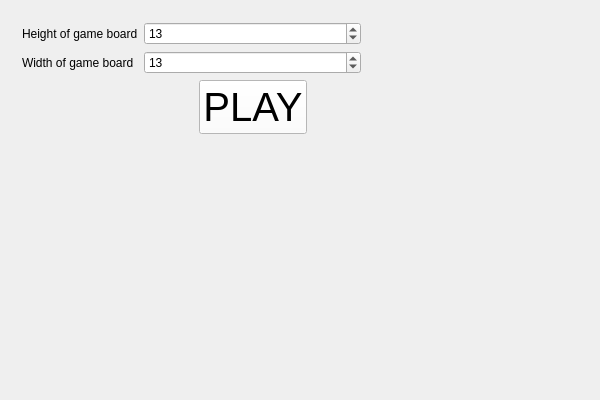
zer0main/battleship, file src/view/MainWindow.ui: the form before one commit.
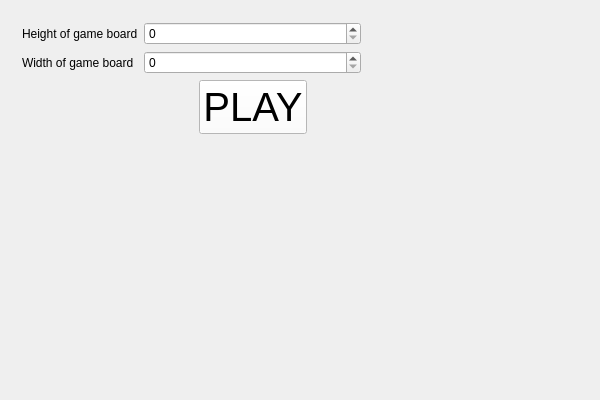
The form after the commit. The open tabs and pages were chosen to show the change.

Commit message:
Operate with QSpinBox from C++ code
Follow the Rule: "No stupid numbers in .ui files"

 - Delete numbers from MainWindow.ui
 - Add MainWindow::configureSpinBox()

```diff
--- a/src/view/MainWindow.ui
+++ b/src/view/MainWindow.ui
@@ -165,17 +165,7 @@
       <widget class="QWidget" name="inputpage">
        <layout class="QGridLayout" name="gridLayout_3">
         <item row="0" column="1">
-         <widget class="QSpinBox" name="boardWidth">
-          <property name="minimum">
-           <number>11</number>
-          </property>
-          <property name="maximum">
-           <number>16</number>
-          </property>
-          <property name="value">
-           <number>13</number>
-          </property>
-         </widget>
+            <widget class="QSpinBox" name="boardWidth"/>
         </item>
         <item row="0" column="0">
          <widget class="QLabel" name="widthOfGameBoardLabel">
@@ -185,17 +175,7 @@
          </widget>
         </item>
         <item row="2" column="1">
-         <widget class="QSpinBox" name="boardHeight">
-          <property name="minimum">
-           <number>11</number>
-          </property>
-          <property name="maximum">
-           <number>16</number>
-          </property>
-          <property name="value">
-           <number>13</number>
-          </property>
-         </widget>
+            <widget class="QSpinBox" name="boardHeight"/>
         </item>
         <item row="2" column="0">
          <widget class="QLabel" name="heightOfGameBoardLabel">
```
The commit also changes 2 other files.
